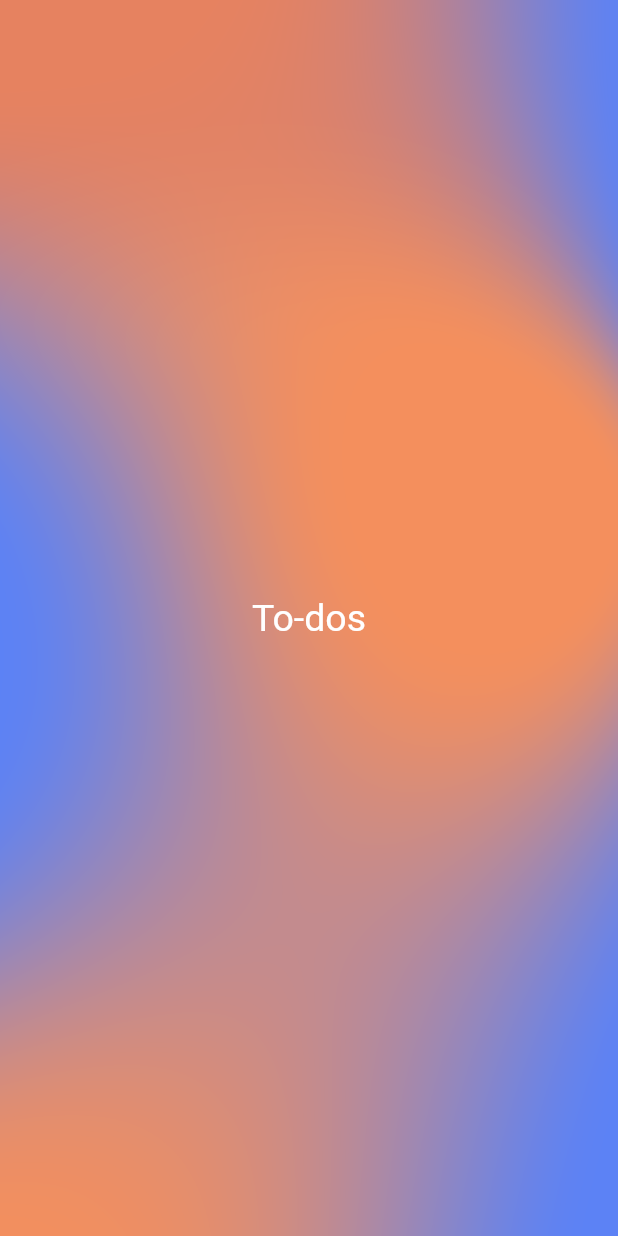
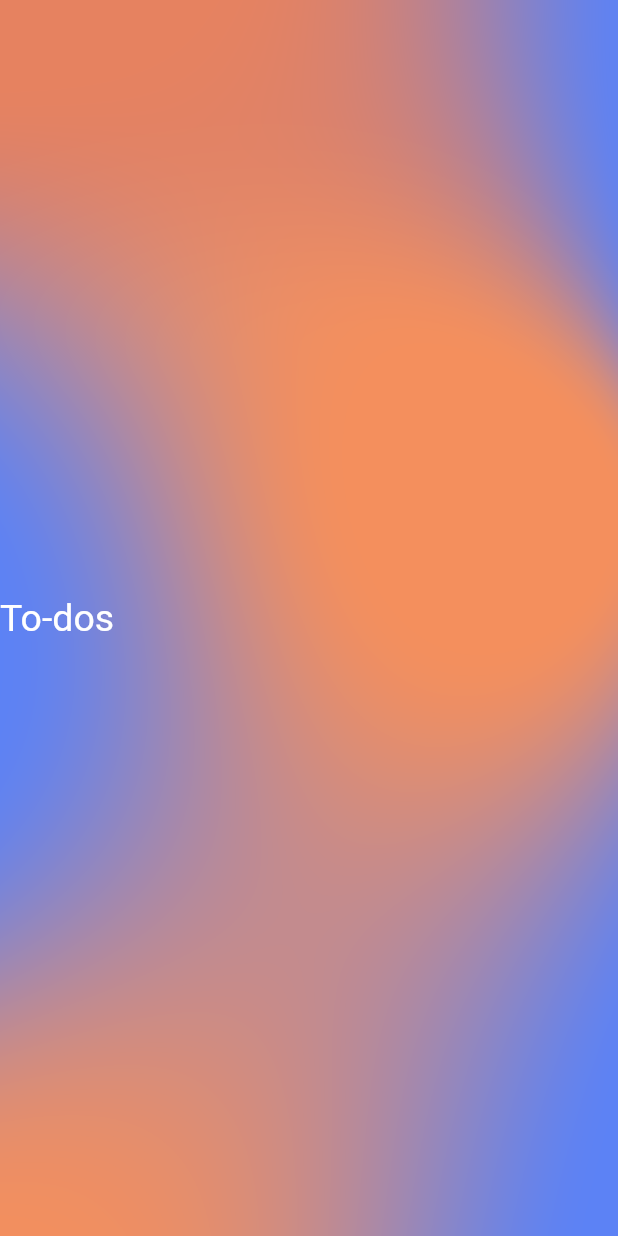
Before and after one commit to nouraANDbats/to_do_list_androidApp, a Flutter app: the screen it shows after launch, on a phone screen of 412 x 824 dp. Run offline on Flutter 3.47's test engine with Material 2 defaults, Android fonts, the phone set to English and light mode, and no system bars.

Commit message:
the 'todo text ' placement is modified

```diff
--- a/lib/WelcomePage.dart
+++ b/lib/WelcomePage.dart
@@ -30,12 +30,22 @@ class WelcomePage extends StatelessWidget {
         child: Container(
           decoration: BoxDecoration(
             image: DecorationImage(
-                image:
-                AssetImage('assets/backroundImage/mesh-gradient.png'),
+                image: AssetImage('assets/backroundImage/mesh-gradient.png'),
                 fit: BoxFit.cover),
           ),
-          child: Center(
-            child: Text("To-dos", style: TextStyle(color: Colors.white,fontSize: 25),),
+          child: Row(
+            children: [
+              Center(
+                child: Container(
+                // decoration: BoxDecoration(
+                //   mainAxisAlignment:
+                // ),
+                    child: Text(
+                  "To-dos",
+                  style: TextStyle(color: Colors.white, fontSize: 25),
+                )),
+              ),
+            ],
           ),
         ),
       ),
```
